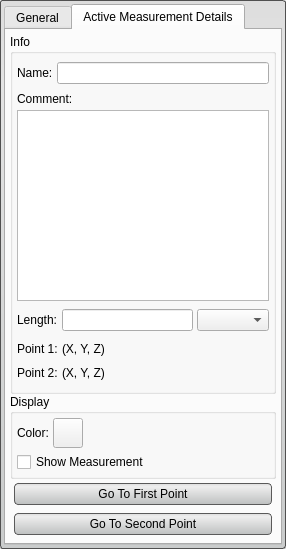
First picture: the form in src/Interface/ToolInterface/MeasurementToolInterface.ui, repository SCIInstitute/Seg3D, before the edit.
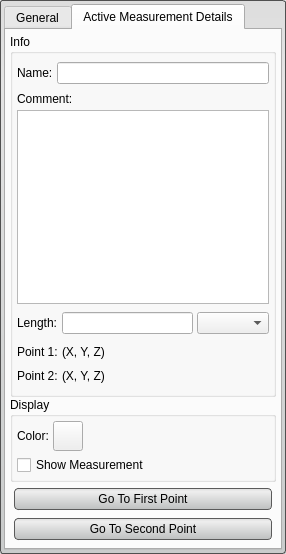
Second picture: the form after the edit. The open tabs and pages were chosen to show the change. Custom widgets are drawn as their Qt base class.

Commit message: - Made measurements table a bit shorter.

```diff
--- a/src/Interface/ToolInterface/MeasurementToolInterface.ui
+++ b/src/Interface/ToolInterface/MeasurementToolInterface.ui
@@ -7,21 +7,15 @@
     <x>0</x>
     <y>0</y>
     <width>264</width>
-    <height>549</height>
+    <height>479</height>
    </rect>
   </property>
   <property name="sizePolicy">
-   <sizepolicy hsizetype="Preferred" vsizetype="Preferred">
+   <sizepolicy hsizetype="Preferred" vsizetype="Maximum">
     <horstretch>0</horstretch>
     <verstretch>0</verstretch>
    </sizepolicy>
   </property>
-  <property name="minimumSize">
-   <size>
-    <width>0</width>
-    <height>300</height>
-   </size>
-  </property>
   <property name="maximumSize">
    <size>
     <width>16777215</width>
@@ -166,6 +160,12 @@
    </property>
    <item>
     <widget class="QWidget" name="base_" native="true">
+     <property name="sizePolicy">
+      <sizepolicy hsizetype="Preferred" vsizetype="Maximum">
+       <horstretch>0</horstretch>
+       <verstretch>0</verstretch>
+      </sizepolicy>
+     </property>
      <property name="minimumSize">
       <size>
        <width>0</width>
@@ -189,17 +189,11 @@
       <item>
        <widget class="QTabWidget" name="tab_widget_">
         <property name="sizePolicy">
-         <sizepolicy hsizetype="Preferred" vsizetype="Preferred">
+         <sizepolicy hsizetype="Preferred" vsizetype="Maximum">
           <horstretch>0</horstretch>
           <verstretch>0</verstretch>
          </sizepolicy>
         </property>
-        <property name="minimumSize">
-         <size>
-          <width>0</width>
-          <height>540</height>
-         </size>
-        </property>
         <property name="styleSheet">
          <string notr="true">QTabWidget#general_tab_{
   border-radius: 3px;
@@ -563,6 +557,12 @@
          </layout>
         </widget>
         <widget class="QWidget" name="active_tab_">
+         <property name="sizePolicy">
+          <sizepolicy hsizetype="Preferred" vsizetype="Maximum">
+           <horstretch>0</horstretch>
+           <verstretch>0</verstretch>
+          </sizepolicy>
+         </property>
          <attribute name="title">
           <string>Active Measurement Details</string>
          </attribute>
@@ -575,6 +575,12 @@
           </property>
           <item>
            <widget class="QWidget" name="active_base_" native="true">
+            <property name="sizePolicy">
+             <sizepolicy hsizetype="Preferred" vsizetype="MinimumExpanding">
+              <horstretch>0</horstretch>
+              <verstretch>0</verstretch>
+             </sizepolicy>
+            </property>
             <layout class="QVBoxLayout" name="verticalLayout_9">
              <property name="spacing">
               <number>0</number>
@@ -626,6 +632,12 @@
                    </property>
                    <item>
                     <widget class="QLabel" name="name_label_">
+                     <property name="sizePolicy">
+                      <sizepolicy hsizetype="Preferred" vsizetype="Maximum">
+                       <horstretch>0</horstretch>
+                       <verstretch>0</verstretch>
+                      </sizepolicy>
+                     </property>
                      <property name="text">
                       <string>Name:</string>
                      </property>
@@ -683,6 +695,12 @@
                        <verstretch>0</verstretch>
                       </sizepolicy>
                      </property>
+                     <property name="minimumSize">
+                      <size>
+                       <width>0</width>
+                       <height>80</height>
+                      </size>
+                     </property>
                     </widget>
                    </item>
                   </layout>
@@ -690,6 +708,12 @@
                 </item>
                 <item>
                  <widget class="QWidget" name="position_widget_" native="true">
+                  <property name="sizePolicy">
+                   <sizepolicy hsizetype="Preferred" vsizetype="Maximum">
+                    <horstretch>0</horstretch>
+                    <verstretch>0</verstretch>
+                   </sizepolicy>
+                  </property>
                   <layout class="QVBoxLayout" name="verticalLayout_12">
                    <property name="spacing">
                     <number>4</number>
@@ -700,7 +724,7 @@
                    <item>
                     <widget class="QWidget" name="length_widget_" native="true">
                      <property name="sizePolicy">
-                      <sizepolicy hsizetype="Ignored" vsizetype="Preferred">
+                      <sizepolicy hsizetype="Ignored" vsizetype="Maximum">
                        <horstretch>0</horstretch>
                        <verstretch>0</verstretch>
                       </sizepolicy>
@@ -723,6 +747,12 @@
                       </property>
                       <item>
                        <widget class="QLabel" name="length_label_">
+                        <property name="sizePolicy">
+                         <sizepolicy hsizetype="Preferred" vsizetype="Maximum">
+                          <horstretch>0</horstretch>
+                          <verstretch>0</verstretch>
+                         </sizepolicy>
+                        </property>
                         <property name="text">
                          <string>Length:</string>
                         </property>
@@ -731,7 +761,7 @@
                       <item>
                        <widget class="QLineEdit" name="length_lineedit_">
                         <property name="sizePolicy">
-                         <sizepolicy hsizetype="Preferred" vsizetype="Preferred">
+                         <sizepolicy hsizetype="Preferred" vsizetype="Maximum">
                           <horstretch>1</horstretch>
                           <verstretch>0</verstretch>
                          </sizepolicy>
@@ -753,6 +783,12 @@
                    </item>
                    <item>
                     <widget class="QWidget" name="point_widget_" native="true">
+                     <property name="sizePolicy">
+                      <sizepolicy hsizetype="Preferred" vsizetype="Maximum">
+                       <horstretch>0</horstretch>
+                       <verstretch>0</verstretch>
+                      </sizepolicy>
+                     </property>
                      <layout class="QVBoxLayout" name="verticalLayout">
                       <property name="spacing">
                        <number>4</number>
@@ -771,6 +807,12 @@
                       </property>
                       <item>
                        <widget class="QWidget" name="p0_widget_" native="true">
+                        <property name="sizePolicy">
+                         <sizepolicy hsizetype="Preferred" vsizetype="Maximum">
+                          <horstretch>0</horstretch>
+                          <verstretch>0</verstretch>
+                         </sizepolicy>
+                        </property>
                         <layout class="QHBoxLayout" name="horizontalLayout_6">
                          <property name="spacing">
                           <number>4</number>
@@ -781,7 +823,7 @@
                          <item>
                           <widget class="QLabel" name="p0_label_">
                            <property name="sizePolicy">
-                            <sizepolicy hsizetype="Preferred" vsizetype="Preferred">
+                            <sizepolicy hsizetype="Preferred" vsizetype="Maximum">
                              <horstretch>0</horstretch>
                              <verstretch>0</verstretch>
                             </sizepolicy>
@@ -799,6 +841,12 @@
                          </item>
                          <item>
                           <widget class="QLabel" name="p0_value_">
+                           <property name="sizePolicy">
+                            <sizepolicy hsizetype="Preferred" vsizetype="Maximum">
+                             <horstretch>0</horstretch>
+                             <verstretch>0</verstretch>
+                            </sizepolicy>
+                           </property>
                            <property name="text">
                             <string>(X, Y, Z)</string>
                            </property>
@@ -825,6 +873,12 @@
                       </item>
                       <item>
                        <widget class="QWidget" name="p1_widget_" native="true">
+                        <property name="sizePolicy">
+                         <sizepolicy hsizetype="Preferred" vsizetype="Maximum">
+                          <horstretch>0</horstretch>
+                          <verstretch>0</verstretch>
+                         </sizepolicy>
+                        </property>
                         <layout class="QHBoxLayout" name="horizontalLayout_7">
                          <property name="spacing">
                           <number>4</number>
@@ -835,7 +889,7 @@
                          <item>
                           <widget class="QLabel" name="p1_label_">
                            <property name="sizePolicy">
-                            <sizepolicy hsizetype="Preferred" vsizetype="Preferred">
+                            <sizepolicy hsizetype="Preferred" vsizetype="Maximum">
                              <horstretch>0</horstretch>
                              <verstretch>0</verstretch>
                             </sizepolicy>
@@ -847,6 +901,12 @@
                          </item>
                          <item>
                           <widget class="QLabel" name="p1_value_">
+                           <property name="sizePolicy">
+                            <sizepolicy hsizetype="Preferred" vsizetype="Maximum">
+                             <horstretch>0</horstretch>
+                             <verstretch>0</verstretch>
+                            </sizepolicy>
+                           </property>
                            <property name="text">
                             <string>(X, Y, Z)</string>
                            </property>
@@ -882,6 +942,12 @@
              </item>
              <item>
               <widget class="QGroupBox" name="display_groupbox_">
+               <property name="sizePolicy">
+                <sizepolicy hsizetype="Preferred" vsizetype="Maximum">
+                 <horstretch>0</horstretch>
+                 <verstretch>0</verstretch>
+                </sizepolicy>
+               </property>
                <property name="title">
                 <string>Display</string>
                </property>
@@ -894,6 +960,12 @@
                 </property>
                 <item>
                  <widget class="QWidget" name="display_widget_" native="true">
+                  <property name="sizePolicy">
+                   <sizepolicy hsizetype="Preferred" vsizetype="Maximum">
+                    <horstretch>0</horstretch>
+                    <verstretch>0</verstretch>
+                   </sizepolicy>
+                  </property>
                   <layout class="QVBoxLayout" name="verticalLayout_15">
                    <property name="spacing">
                     <number>4</number>
@@ -903,6 +975,12 @@
                    </property>
                    <item>
                     <widget class="QWidget" name="color_widget_" native="true">
+                     <property name="sizePolicy">
+                      <sizepolicy hsizetype="Preferred" vsizetype="Maximum">
+                       <horstretch>0</horstretch>
+                       <verstretch>0</verstretch>
+                      </sizepolicy>
+                     </property>
                      <layout class="QHBoxLayout" name="horizontalLayout_10">
                       <property name="spacing">
                        <number>4</number>
@@ -913,7 +991,7 @@
                       <item>
                        <widget class="QLabel" name="color_label_">
                         <property name="sizePolicy">
-                         <sizepolicy hsizetype="Preferred" vsizetype="Preferred">
+                         <sizepolicy hsizetype="Preferred" vsizetype="Maximum">
                           <horstretch>0</horstretch>
                           <verstretch>0</verstretch>
                          </sizepolicy>
@@ -970,7 +1048,7 @@
                    <item>
                     <widget class="QCheckBox" name="show_checkbox_">
                      <property name="sizePolicy">
-                      <sizepolicy hsizetype="Preferred" vsizetype="Preferred">
+                      <sizepolicy hsizetype="Preferred" vsizetype="Maximum">
                        <horstretch>0</horstretch>
                        <verstretch>0</verstretch>
                       </sizepolicy>
@@ -988,11 +1066,26 @@
              </item>
              <item>
               <widget class="QWidget" name="goto_widget_" native="true">
+               <property name="sizePolicy">
+                <sizepolicy hsizetype="Preferred" vsizetype="Maximum">
+                 <horstretch>0</horstretch>
+                 <verstretch>0</verstretch>
+                </sizepolicy>
+               </property>
                <layout class="QVBoxLayout" name="verticalLayout_13">
                 <property name="spacing">
                  <number>0</number>
                 </property>
-                <property name="margin">
+                <property name="leftMargin">
+                 <number>0</number>
+                </property>
+                <property name="topMargin">
+                 <number>2</number>
+                </property>
+                <property name="rightMargin">
+                 <number>0</number>
+                </property>
+                <property name="bottomMargin">
                  <number>0</number>
                 </property>
                 <item>
```
Left out of the diff: 92 changed lines with no effect on the pictures.
